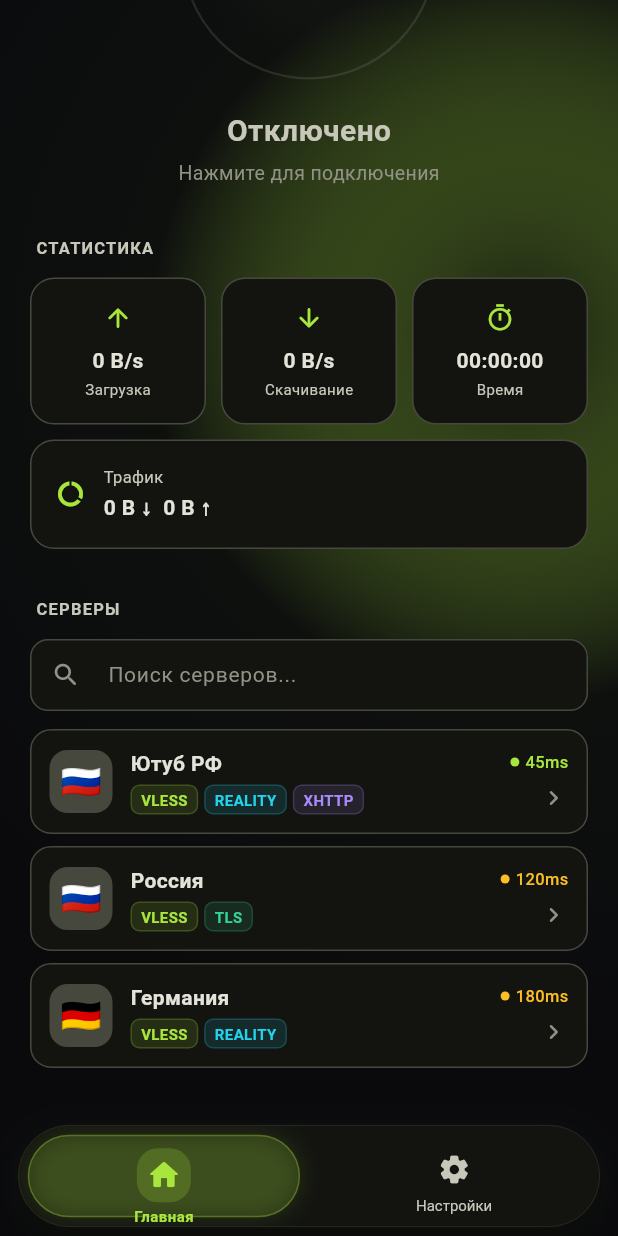
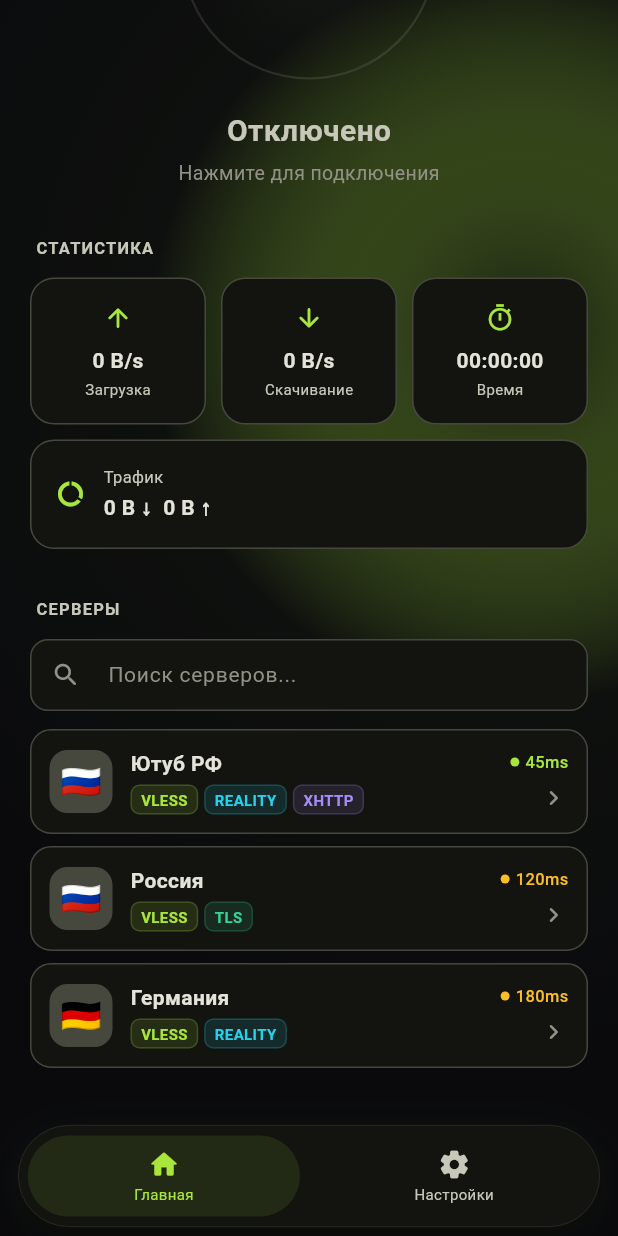
Before and after one commit to justcheburek0-design/maxspeed_vpn, a Flutter app: the screen it shows after launch, scrolled down 349 dp, on a phone screen of 412 x 824 dp. Run offline on Flutter 3.47's test engine with Material 3 defaults, Android fonts, the phone set to English and light mode, and no system bars; our stand-ins replace package_info_plus, shared_preferences; missing offline and left inert: flutter_singbox_vpn; network calls fail.

Commit message:
fix: restore bottom nav selected tab background

```diff
--- a/lib/main.dart
+++ b/lib/main.dart
@@ -347,47 +347,27 @@ class _MainScreenState extends State<MainScreen> {
             margin: const EdgeInsets.all(6),
             padding: const EdgeInsets.symmetric(vertical: 8),
             decoration: BoxDecoration(
-              color: isSelected ? theme.primary.withValues(alpha: 0.15) : Colors.transparent,
-              borderRadius: BorderRadius.circular(28),
-              border: isSelected
-                  ? Border.all(color: theme.primary.withValues(alpha: 0.3), width: 1)
-                  : null,
-              boxShadow: isSelected
-                  ? [
-                      BoxShadow(
-                        color: theme.primary.withValues(alpha: 0.15),
-                        blurRadius: 12,
-                        spreadRadius: 0,
-                      ),
-                    ]
-                  : null,
+              color: isSelected
+                  ? theme.primary.withValues(alpha: 0.1)
+                  : Colors.transparent,
+              borderRadius: const BorderRadius.all(Radius.circular(28)),
             ),
             child: Column(
               mainAxisSize: MainAxisSize.min,
               mainAxisAlignment: MainAxisAlignment.center,
               children: [
-                AnimatedContainer(
-                  duration: const Duration(milliseconds: 300),
-                  curve: Curves.easeOutCubic,
-                  padding: EdgeInsets.all(isSelected ? 6 : 4),
-                  decoration: BoxDecoration(
-                    color: isSelected ? theme.primary.withValues(alpha: 0.2) : Colors.transparent,
-                    borderRadius: BorderRadius.circular(14),
-                  ),
-                  child: Icon(
-                    icon,
-                    size: isSelected ? 24 : 22,
-                    color: isSelected ? activeColor : inactiveColor,
-                  ),
+                Icon(
+                  icon,
+                  size: 22,
+                  color: isSelected ? activeColor : inactiveColor,
                 ),
                 const SizedBox(height: 2),
                 Text(
                   label,
                   style: TextStyle(
                     fontSize: 10,
-                    fontWeight: isSelected ? FontWeight.w700 : FontWeight.w400,
+                    fontWeight: FontWeight.w400,
                     color: isSelected ? activeColor : inactiveColor,
-                    letterSpacing: isSelected ? 0.3 : 0,
                   ),
                   overflow: TextOverflow.ellipsis,
                 ),
```
